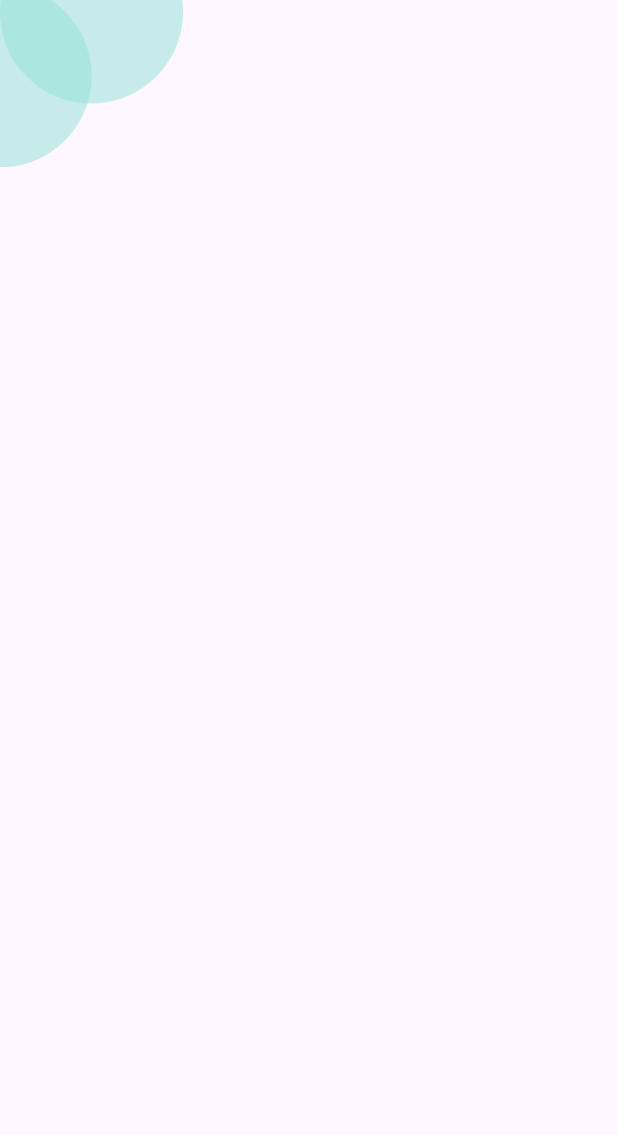
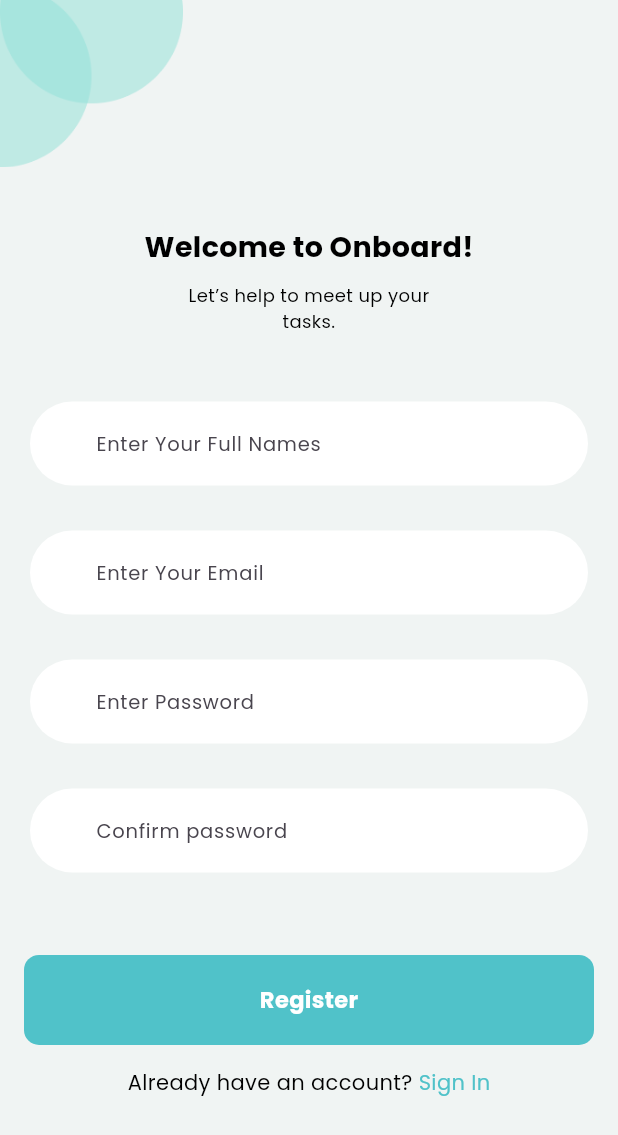
Before and after one commit to FazalHamzaKhan12/toodoo_app, a Flutter app: the screen it shows after launch, after a tap on "Get Started", on a phone screen of 412 x 824 dp. Shown: the top 1135 px of the screen. Run offline on Flutter 3.47's test engine with Material 3 defaults, Android fonts, the phone set to English and light mode, and no system bars; network calls fail.

Commit message:
Work
Working on Register Screen & Login Screen And now Working On ToDo List

```diff
--- a/lib/main.dart
+++ b/lib/main.dart
@@ -12,7 +12,7 @@ class MyApp extends StatelessWidget {
   @override
   Widget build(BuildContext context) {
     return MaterialApp(
-      title: 'Flutter Demo',
+      title: 'ToDoAPP',
       debugShowCheckedModeBanner: false,
       theme: ThemeData(
         colorScheme: ColorScheme.fromSeed(seedColor: Colors.deepPurple),
--- /dev/null
+++ b/lib/screens/Login & Register Screens/register_screen.dart
@@ -0,0 +1,96 @@
+import 'package:flutter/material.dart';
+import 'package:toodoo_app/screens/Login%20&%20Register%20Screens/login_screen.dart';
+import 'package:toodoo_app/screens/widgets/bottom_button.dart';
+import 'package:toodoo_app/screens/widgets/text_field.dart';
+
+class RegisterScreen extends StatelessWidget {
+  const RegisterScreen({super.key});
+
+  @override
+  Widget build(BuildContext context) {
+    return Scaffold(
+      backgroundColor: Color(0xffF0F4F3),
+      body: Column(
+        children: [
+          Padding(
+            padding: const EdgeInsets.only(right: 290.0),
+            child: Image.asset("assets/images/circleshapes.png"),
+          ),
+          SizedBox(height: 40),
+          Text(
+            "Welcome to Onboard!",
+            style: TextStyle(
+              color: Colors.black,
+              fontFamily: "Poppins",
+              fontWeight: FontWeight.bold,
+              fontSize: 19,
+            ),
+          ),
+          SizedBox(height: 10),
+          Text(
+            "Let’s help to meet up your \ntasks.",
+            textAlign: TextAlign.center,
+            style: TextStyle(
+              color: Colors.black,
+              fontFamily: "Poppins",
+              fontSize: 12,
+            ),
+          ),
+          SizedBox(height: 30),
+
+          Padding(
+            padding: const EdgeInsets.symmetric(horizontal: 20.0, vertical: 15),
+            child: CustomTextField.getTextField("Enter Your Full Names"),
+          ),
+          Padding(
+            padding: const EdgeInsets.symmetric(horizontal: 20.0, vertical: 15),
+            child: CustomTextField.getTextField("Enter Your Email"),
+          ),
+          Padding(
+            padding: const EdgeInsets.symmetric(horizontal: 20.0, vertical: 15),
+            child: CustomTextField.getTextField("Enter Password"),
+          ),
+          Padding(
+            padding: const EdgeInsets.symmetric(horizontal: 20.0, vertical: 15),
+            child: CustomTextField.getTextField("Confirm password"),
+          ),
+          SizedBox(height: 40),
+          GestureDetector(child: CustomButton.getStartedButton("Register")),
+          SizedBox(height: 15),
+          Center(
+            child: Row(
+              mainAxisAlignment: MainAxisAlignment.center,
+              children: [
+                Text(
+                  "Already have an account?",
+                  style: TextStyle(
+                    color: Colors.black,
+                    fontSize: 14,
+                    fontFamily: "Poppins",
+                    fontWeight: FontWeight.w500,
+                  ),
+                ),
+                GestureDetector(
+                  onTap:
+                      () => Navigator.push(
+                        context,
+                        MaterialPageRoute(builder: (context) => LoginScreen()),
+                      ),
+                  child: Text(
+                    " Sign In",
+                    style: TextStyle(
+                      color: Color(0xff50C2C9),
+                      fontSize: 14,
+                      fontFamily: "Poppins",
+                      fontWeight: FontWeight.w500,
+                    ),
+                  ),
+                ),
+              ],
+            ),
+          ),
+        ],
+      ),
+    );
+  }
+}
--- a/lib/screens/homescreens.dart
+++ b/lib/screens/homescreens.dart
@@ -1,5 +1,5 @@
 import 'package:flutter/material.dart';
-import 'package:toodoo_app/screens/register_screen.dart';
+import 'package:toodoo_app/screens/Login%20&%20Register%20Screens/register_screen.dart';
 
 class HomeScreens extends StatelessWidget {
   const HomeScreens({super.key});
--- a/lib/screens/register_screen.dart
+++ /dev/null
@@ -1,20 +0,0 @@
-import 'package:flutter/material.dart';
-
-class RegisterScreen extends StatelessWidget {
-  const RegisterScreen({super.key});
-
-  @override
-  Widget build(BuildContext context) {
-    return Scaffold(
-      body: Column(
-        children: [
-          Padding(
-            padding: const EdgeInsets.only(right: 290.0),
-            child: Image.asset("assets/images/circleshapes.png"),
-          ),
-          SizedBox(height: 50),
-        ],
-      ),
-    );
-  }
-}
--- /dev/null
+++ b/lib/screens/widgets/bottom_button.dart
@@ -0,0 +1,29 @@
+import 'package:flutter/material.dart';
+
+class CustomButton {
+  static Widget getStartedButton(String text) {
+    return Container(
+      width: 380,
+      height: 60,
+      decoration: BoxDecoration(
+        borderRadius: BorderRadius.circular(10),
+        gradient: LinearGradient(
+          begin: Alignment.bottomCenter,
+          end: Alignment.bottomCenter,
+          colors: [Colors.white, Color(0xff50C2C9)],
+        ),
+      ),
+      child: Center(
+        child: Text(
+          text,
+          style: TextStyle(
+            color: Colors.white,
+            fontFamily: "Poppins",
+            fontSize: 15,
+            fontWeight: FontWeight.bold,
+          ),
+        ),
+      ),
+    );
+  }
+}
--- /dev/null
+++ b/lib/screens/widgets/text_field.dart
@@ -0,0 +1,23 @@
+import 'package:flutter/material.dart';
+
+class CustomTextField {
+  static Widget getTextField(String hintText) {
+    return TextField(
+      decoration: InputDecoration(
+        hintText: hintText,
+        hintStyle: TextStyle(fontFamily: "Poppins", fontSize: 13),
+        fillColor: Colors.white,
+        filled: true,
+        enabledBorder: OutlineInputBorder(
+          borderRadius: BorderRadius.circular(30),
+          borderSide: BorderSide.none,
+        ),
+        focusedBorder: OutlineInputBorder(
+          borderRadius: BorderRadius.circular(30),
+          borderSide: BorderSide.none,
+        ),
+        contentPadding: EdgeInsets.symmetric(horizontal: 40, vertical: 16),
+      ),
+    );
+  }
+}
```
Also changed, not shown: lib/screens/Login & Register Screens/login_screen.dart (added, +94 -0 lines), lib/screens/todos_screen.dart (added, +57 -0 lines), assets/images/IMG_0316.JPG (added), assets/images/login.png (added), assets/images/shape (1).png (added).
